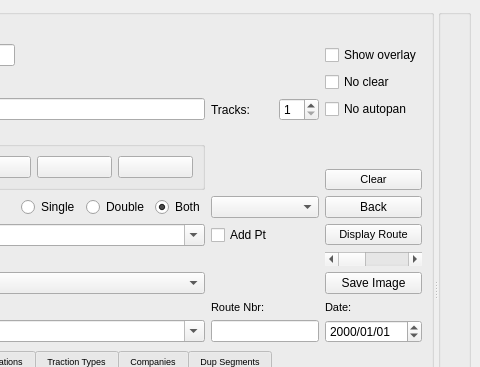
The window that mapper_app/ui/mainwindow.ui (allenck/mapper) describes before a commit, drawn with Qt 5; both pictures show x 320 to 800 and y 0 to 367 of the 800 by 600 pixel window.
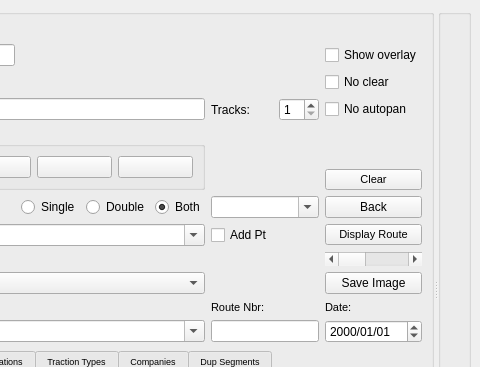
The same window after the commit. Icons and pictures are not drawn. Custom widgets are drawn as their Qt base class.

```diff
--- a/mapper_app/ui/mainwindow.ui
+++ b/mapper_app/ui/mainwindow.ui
@@ -644,7 +644,11 @@
          </widget>
         </item>
         <item row="7" column="2" colspan="2">
-         <widget class="QComboBox" name="cbStreets"/>
+         <widget class="QComboBox" name="cbStreets">
+          <property name="editable">
+           <bool>true</bool>
+          </property>
+         </widget>
         </item>
         <item row="11" column="0">
          <widget class="QLabel" name="label_5">
```
